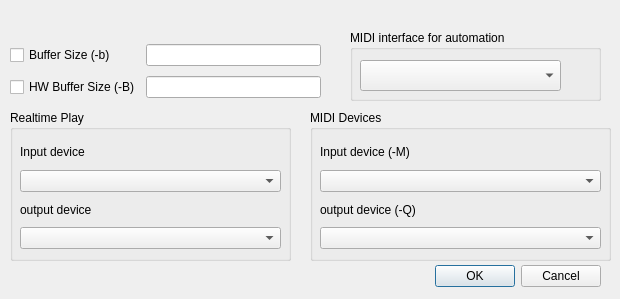
Before: the Qt Designer form QuteApp/settingsdialog.ui in CsoundQt/CsoundQt, drawn with Qt 5.
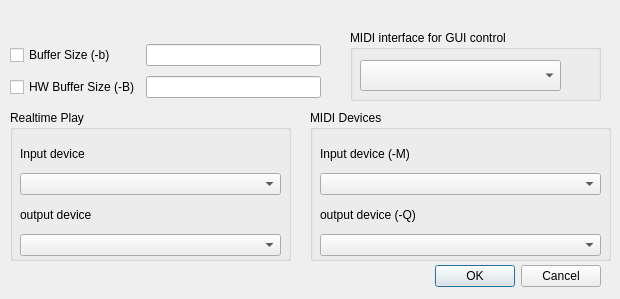
After: the same form once the commit is applied.

Diff of the .ui file:
```diff
--- a/QuteApp/settingsdialog.ui
+++ b/QuteApp/settingsdialog.ui
@@ -41,13 +41,13 @@
    <property name="title">
     <string>Realtime Play</string>
    </property>
-   <widget class="QWidget" name="">
+   <widget class="QWidget" name="layoutWidget">
     <property name="geometry">
      <rect>
       <x>10</x>
       <y>30</y>
       <width>261</width>
-      <height>109</height>
+      <height>116</height>
      </rect>
     </property>
     <layout class="QGridLayout">
@@ -116,7 +116,7 @@
     </rect>
    </property>
    <property name="title">
-    <string>MIDI interface for automation</string>
+    <string>MIDI interface for GUI control</string>
    </property>
    <widget class="QComboBox" name="midiInterfaceComboBox">
     <property name="geometry">
@@ -141,13 +141,13 @@
    <property name="title">
     <string>MIDI Devices</string>
    </property>
-   <widget class="QWidget" name="">
+   <widget class="QWidget" name="layoutWidget">
     <property name="geometry">
      <rect>
       <x>10</x>
       <y>30</y>
       <width>281</width>
-      <height>109</height>
+      <height>116</height>
      </rect>
     </property>
     <layout class="QGridLayout" name="_3">
```
Left out of the diff: 8 changed lines with no effect on the pictures.
